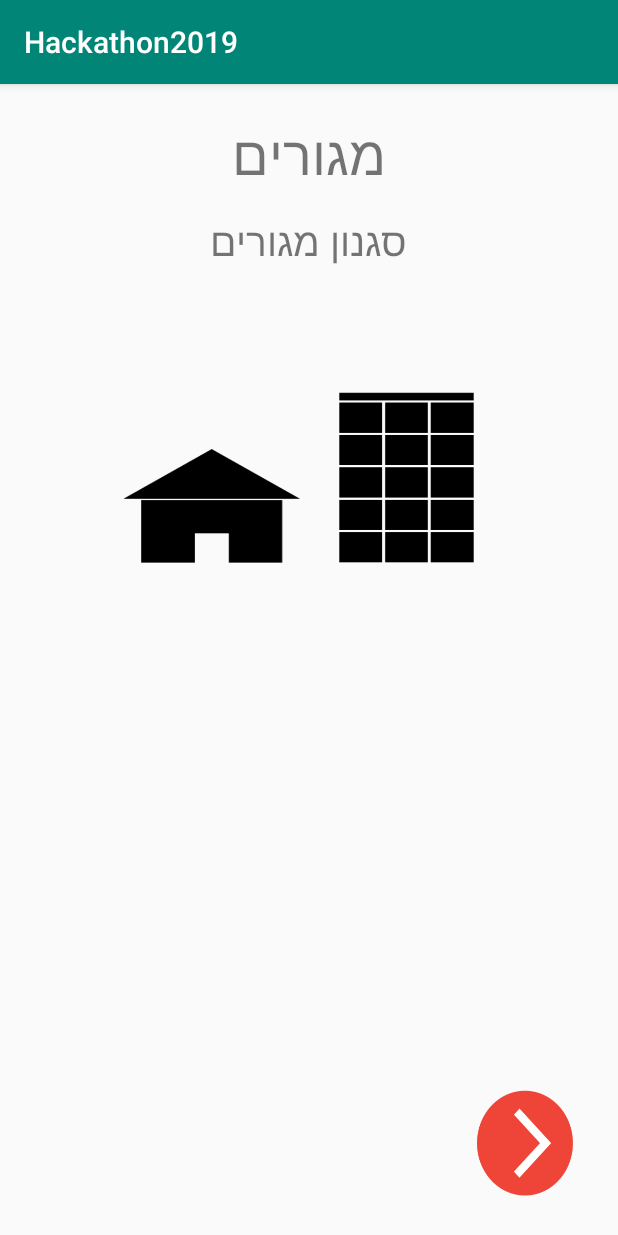
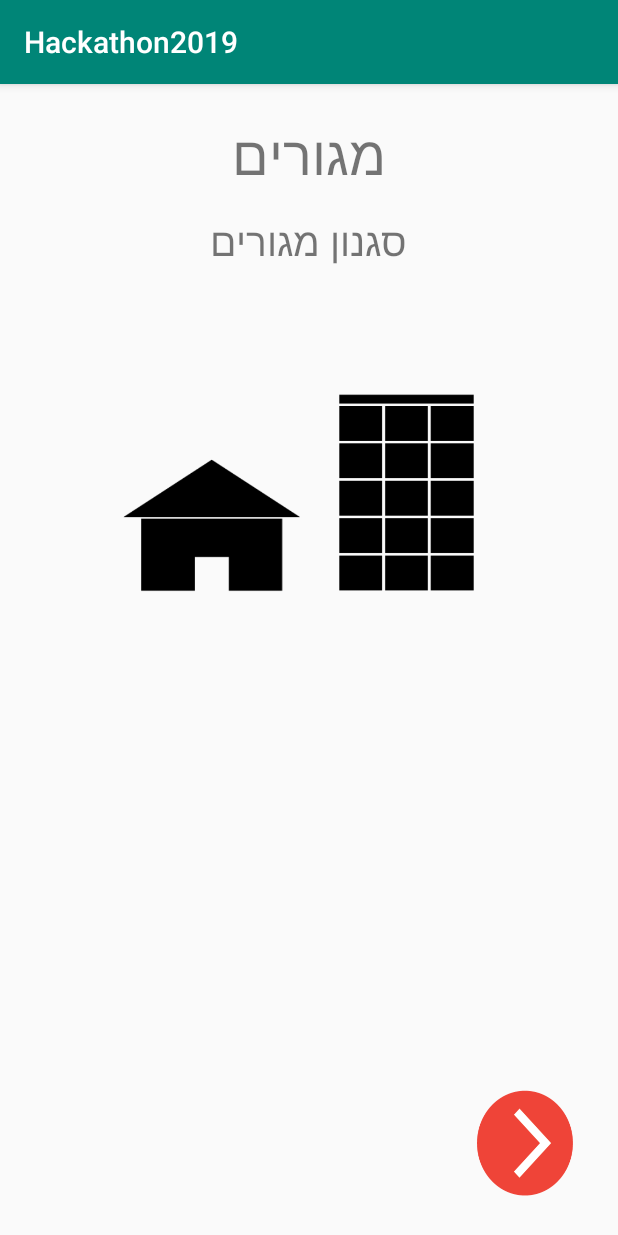
Before and after one commit to LinoyPalas/Pettify_Huji_Hackathon_2019, an Android app: the QuestionActivity screen opened directly, with no data from a screen before it, after a tap on an icon or button, on a phone screen of 412 x 824 dp. Run offline under Robolectric (Android 15) with nearby library versions, the phone set to English and light mode, and no system bars; 3 other taps on this screen came first.

Commit message:
By Shahaf: Category 3 done. added more images.

```diff
--- a/app/build.gradle
+++ b/app/build.gradle
@@ -4,7 +4,7 @@ android {
     compileSdkVersion 28
     defaultConfig {
         applicationId "com.example.hackathon2019"
-        minSdkVersion 16
+        minSdkVersion 26
         targetSdkVersion 28
         versionCode 1
         versionName "1.0"
--- a/app/src/main/java/com/example/hackathon2019/QuestionActivity.java
+++ b/app/src/main/java/com/example/hackathon2019/QuestionActivity.java
@@ -15,14 +15,16 @@ public class QuestionActivity extends AppCompatActivity {
     public ViewFlipper signupFlipper;
     public TextView title, question;
 
+    public int reset = 0;
+
     public ImageButton prevButton, nextButton, northButton, centerButton, southButton;
     public ImageButton privateHome,apartment, ground, groundWithGarden, aboveGround;
+    public ImageButton friendly, unfriendly;
 
     public int questionCount = 0;
-    public final int[] numberOfQuestions = {3, 1, 3, 2};
+    public final int[] numberOfQuestions = {3, 1, 1, 2};
     public final String[] categoryTitles = {"מגורים", "אישי", "עבודה", "בריאותי"};
-
-    public final String[][] questionTitles = {{"בחר איזור", "סגנון מגורים", "האם יש בע״ח נוסף?"},{"מצב משפחתי", "מספר נפשות בבית"}, {"היקף משרה", "אנימל פרנדלי"}};
+    public final String[][] questionTitles = {{"בחר איזור", "סגנון מגורים", "האם יש בע״ח נוסף?"},{"מצב משפחתי"}, {"אנימל פרנדלי"}, {"אלרגיות?", "נכות?"}};
 
     public int currentCategory = 0;  // 0 = first category
 
@@ -48,12 +50,19 @@ public class QuestionActivity extends AppCompatActivity {
         prevButton.setVisibility(View.GONE);
         nextButton.setVisibility(View.GONE);
 
+        privateHome = findViewById(R.id.privateHome);
+        apartment = findViewById(R.id.apartment);
         ground = findViewById(R.id.ground);
         groundWithGarden = findViewById(R.id.groundWithGarden);
         aboveGround = findViewById(R.id.aboveGround);
         ground.setVisibility(View.GONE);
         groundWithGarden.setVisibility(View.GONE);
         aboveGround.setVisibility(View.GONE);
+
+        friendly = findViewById(R.id.animal_friendly);
+        unfriendly = findViewById(R.id.unfriendly);
+        friendly.setVisibility(View.GONE);
+        unfriendly.setVisibility(View.GONE);
 
         title = findViewById(R.id.titleTextView);
         question = findViewById(R.id.questionTextView);
@@ -118,7 +127,6 @@ public class QuestionActivity extends AppCompatActivity {
         ground.setVisibility(View.GONE);
         groundWithGarden.setVisibility(View.GONE);
         aboveGround.setVisibility(View.GONE);
-//        buttonEffect(v);
     }
 
     public void apartment(View v) {
@@ -171,17 +179,23 @@ public class QuestionActivity extends AppCompatActivity {
 
     public void pickFullTimeJob(View v){
         job = "full time";
-        nextButton.setVisibility(View.VISIBLE);
+        nextButton.setVisibility(View.GONE);
+        friendly.setVisibility(View.VISIBLE);
+        unfriendly.setVisibility(View.VISIBLE);
     }
 
     public void pickHalfTimeJob(View v){
         job = "half time";
-        nextButton.setVisibility(View.VISIBLE);
+        nextButton.setVisibility(View.GONE);
+        friendly.setVisibility(View.VISIBLE);
+        unfriendly.setVisibility(View.VISIBLE);
     }
 
     public void pickunemployed(View v){
         job = "unemployed";
         nextButton.setVisibility(View.VISIBLE);
+        friendly.setVisibility(View.GONE);
+        unfriendly.setVisibility(View.GONE);
     }
 
     public void pickAnimalFriendly(View v){
@@ -189,7 +203,7 @@ public class QuestionActivity extends AppCompatActivity {
         nextButton.setVisibility(View.VISIBLE);
     }
 
-    public void pickUnAnimalFriendly(View v){
+    public void unFriendly(View v){
         job = "unemployed";
         nextButton.setVisibility(View.VISIBLE);
     }
@@ -235,24 +249,4 @@ public class QuestionActivity extends AppCompatActivity {
         setTitles();
     }
 
-//    public static void buttonEffect(View button){
-//        button.setOnTouchListener(new View.OnTouchListener() {
-//
-//            public boolean onTouch(View v, MotionEvent event) {
-//                switch (event.getAction()) {
-//                    case MotionEvent.ACTION_DOWN: { // TODO: change color
-//                        v.getBackground().setColorFilter(0xe0f47521, PorterDuff.Mode.SRC_ATOP);
-//                        v.invalidate();
-//                        break;
-//                    }
-////                    case MotionEvent.ACTION_UP: {
-////                        v.getBackground().clearColorFilter();
-////                        v.invalidate();
-////                        break;
-////                    }
-//                }
-//                return false;
-//            }
-//        });
-//    }
 }
--- a/app/src/main/res/layout/activity_question.xml
+++ b/app/src/main/res/layout/activity_question.xml
@@ -79,14 +79,14 @@
                     android:id="@+id/privateHome"
                     android:background="@drawable/private_home"
                     android:layout_width="130dp"
-                    android:layout_height="130dp"
+                    android:layout_height="150dp"
                     android:onClick="privateHome" />
 
                 <ImageButton
                     android:id="@+id/apartment"
                     android:background="@drawable/apartment"
                     android:layout_width="130dp"
-                    android:layout_height="130dp"
+                    android:layout_height="150dp"
                     android:onClick="apartment" />
 
             </LinearLayout>
@@ -94,30 +94,30 @@
                 android:layout_width="wrap_content"
                 android:layout_height="wrap_content"
                 android:layout_gravity="center_horizontal"
-                android:layout_marginLeft="15dp"
-                android:layout_marginStart="15dp"
+                android:layout_marginLeft="5dp"
+                android:layout_marginStart="5dp"
                 android:layout_marginTop="30dp">
+
+                <ImageButton
+                    android:id="@+id/aboveGround"
+                    android:background="@drawable/above_ground"
+                    android:layout_width="130dp"
+                    android:layout_height="78dp"
+                    android:onClick="aboveGround"/>
+
+                <ImageButton
+                    android:id="@+id/ground"
+                    android:background="@drawable/ground"
+                    android:layout_width="130dp"
+                    android:layout_height="78dp"
+                    android:onClick="ground"/>
 
                 <ImageButton
                     android:id="@+id/groundWithGarden"
                     android:background="@drawable/ground_with_garden"
-                    android:layout_width="120dp"
-                    android:layout_height="100dp"
+                    android:layout_width="130dp"
+                    android:layout_height="78dp"
                     android:onClick="groundWithGarden" />
-
-                <ImageButton
-                    android:id="@+id/ground"
-                    android:background="@drawable/ground"
-                    android:layout_width="120dp"
-                    android:layout_height="100dp"
-                    android:onClick="ground"/>
-
-                <ImageButton
-                    android:id="@+id/aboveGround"
-                    android:background="@drawable/above_ground"
-                    android:layout_width="120dp"
-                    android:layout_height="100dp"
-                    android:onClick="aboveGround"/>
 
             </LinearLayout>
         </LinearLayout>
@@ -242,7 +242,6 @@
             </LinearLayout>
         </LinearLayout>
 
-
         <!--- Category 3 question 1 -->
         <LinearLayout
             android:layout_width="wrap_content"
@@ -277,33 +276,31 @@
                     android:onClick="pickunemployed" />
 
             </LinearLayout>
-        </LinearLayout>
-
-        <!--- Category 3 question 2 -->
-        <LinearLayout
-            android:layout_width="wrap_content"
-            android:layout_height="wrap_content"
-            android:orientation="vertical"
-            android:layout_gravity="center_horizontal">
             <LinearLayout
                 android:layout_width="wrap_content"
                 android:layout_height="wrap_content"
                 android:layout_gravity="center_horizontal"
-                android:layout_marginTop="60dp">
+                android:layout_marginLeft="15dp"
+                android:layout_marginStart="15dp"
+                android:layout_marginTop="30dp">
 
                 <ImageButton
                     android:id="@+id/animal_friendly"
-                    android:background="@drawable/animal_friendly"
+                    android:background="@drawable/friendly"
                     android:layout_width="130dp"
                     android:layout_height="130dp"
+                    android:layout_marginRight="30dp"
+                    android:layout_marginEnd="20dp"
                     android:onClick="pickAnimalFriendly" />
 
                 <ImageButton
-                    android:id="@+id/unanimal_friendly"
-                    android:background="@drawable/unanimal_friendly"
+                    android:id="@+id/unfriendly"
+                    android:background="@drawable/unfriendly"
                     android:layout_width="130dp"
                     android:layout_height="130dp"
-                    android:onClick="pickUnAnimalFriendly" />
+                    android:layout_marginRight="30dp"
+                    android:layout_marginEnd="30dp"
+                    android:onClick="unFriendly" />
 
             </LinearLayout>
         </LinearLayout>
```
Also changed, not shown: app/src/main/res/drawable/above_ground.png, app/src/main/res/drawable/friendly.png (added), app/src/main/res/drawable/full_time_job.png (added), app/src/main/res/drawable/ground.png, app/src/main/res/drawable/ground_with_garden.png, app/src/main/res/drawable/part_time_job.png (added), app/src/main/res/drawable/unemployed.png (added), app/src/main/res/drawable/unfriendly.png (added). Lines whose indentation alone changed are shown as unchanged.
